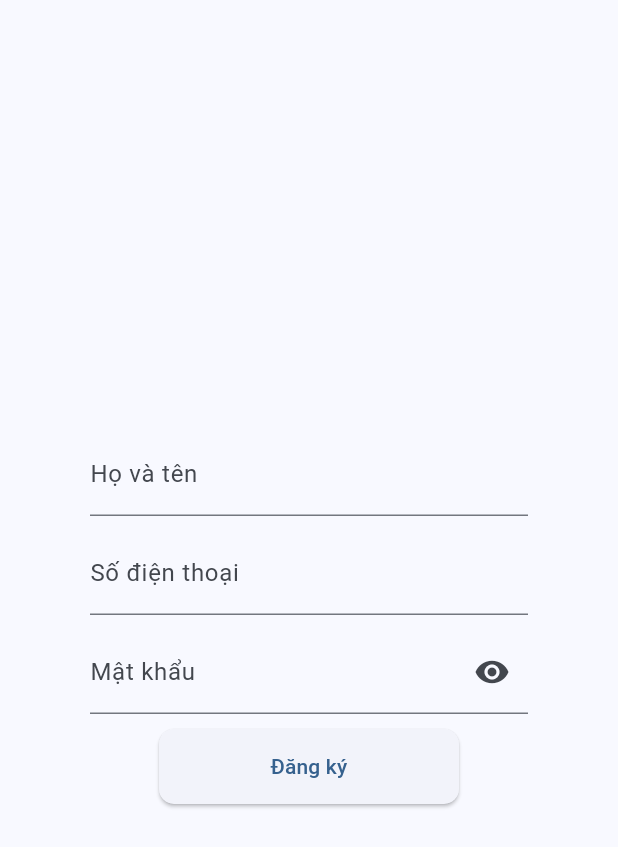
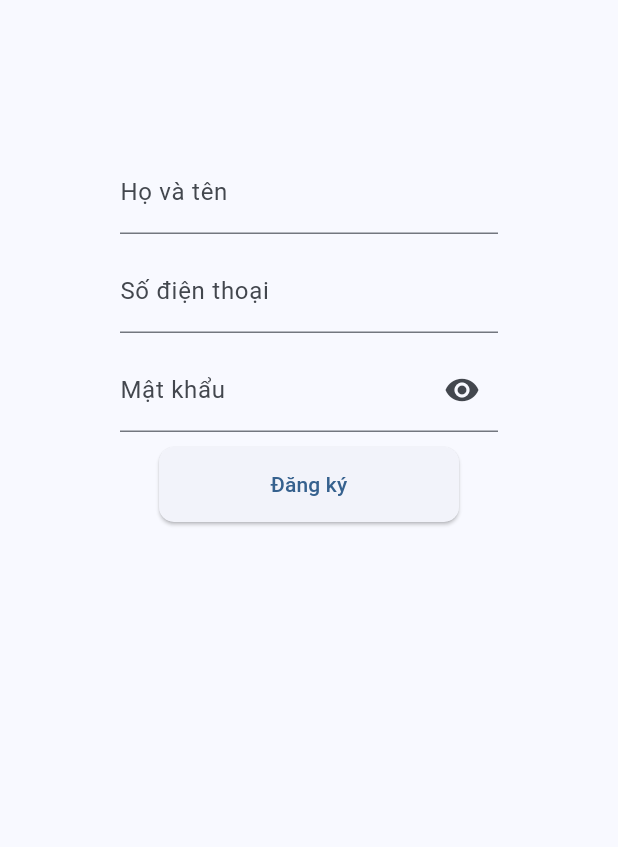
Before and after one commit to nana2503/DOAN_FLUTTER, a Flutter app: the RegisterForm screen opened directly, on a phone screen of 412 x 824 dp. Shown: the top 847 px of the screen. Run offline on Flutter 3.47's test engine with Material 3 defaults, Android fonts, the phone set to English and light mode, and no system bars.

Commit message:
Update register_screen.dart

```diff
--- a/lib/screens/register_screen.dart
+++ b/lib/screens/register_screen.dart
@@ -41,7 +41,13 @@ class _RegisterFormState extends State<RegisterForm> {
   @override
   Widget build(BuildContext context) {
     return Scaffold(
-      body: Center(
+        body: SingleChildScrollView(
+      child: Container(
+        padding: EdgeInsets.symmetric(horizontal: 20, vertical: 40),
+        child: Column(
+          mainAxisAlignment: MainAxisAlignment.center,
+          children: <Widget>[
+            Center(
               child: Padding(
                 padding: const EdgeInsets.all(60),
                 child: Column(
@@ -84,7 +90,8 @@ class _RegisterFormState extends State<RegisterForm> {
                                       title: "Thông báo",
                                       message: "Vui lòng nhập đầy đủ thông tin",
                                       closeButtonText: "Đóng",
-                                onPressed: () => Navigator.of(context).pop());
+                                      onPressed: () =>
+                                          Navigator.of(context).pop());
                                 });
                           } else {
                             try {
@@ -100,7 +107,8 @@ class _RegisterFormState extends State<RegisterForm> {
                                           title: "Thông báo",
                                           message: response['EM'],
                                           closeButtonText: "Đóng",
-                                    onPressed: () => Navigator.pop(context));
+                                          onPressed: () =>
+                                              Navigator.pop(context));
                                     });
                               }
                             } catch (e) {
@@ -112,6 +120,9 @@ class _RegisterFormState extends State<RegisterForm> {
                 ),
               ),
             ),
-    );
+          ],
+        ),
+      ),
+    ));
   }
 }
```
Lines whose indentation alone changed are shown as unchanged.
